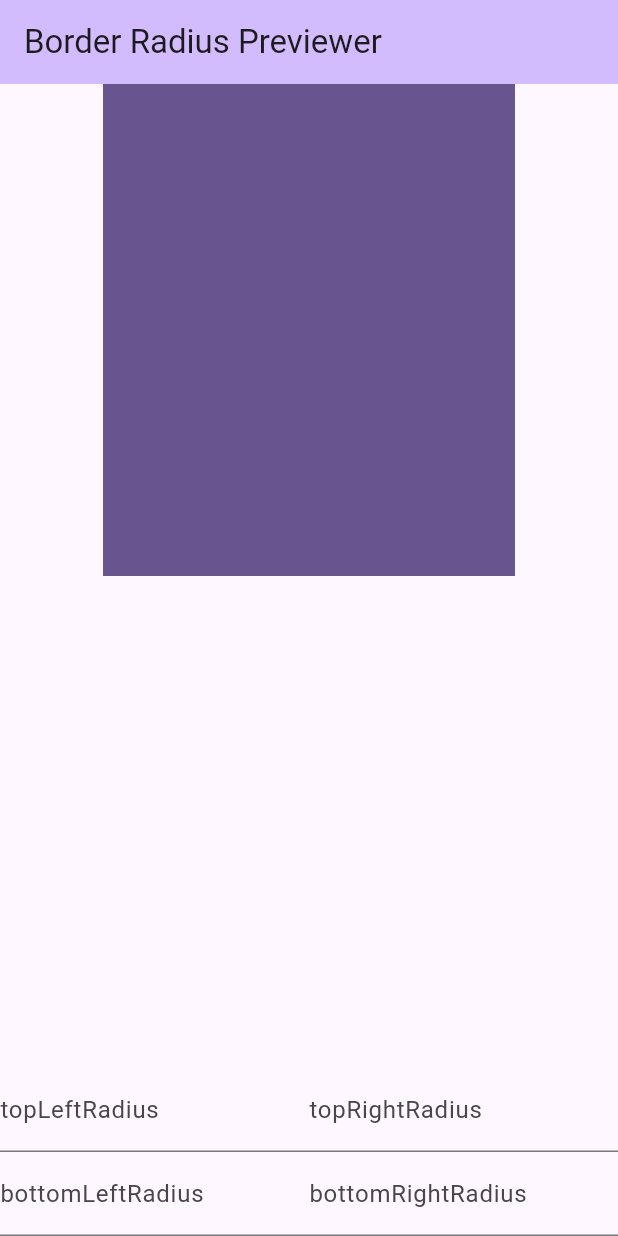
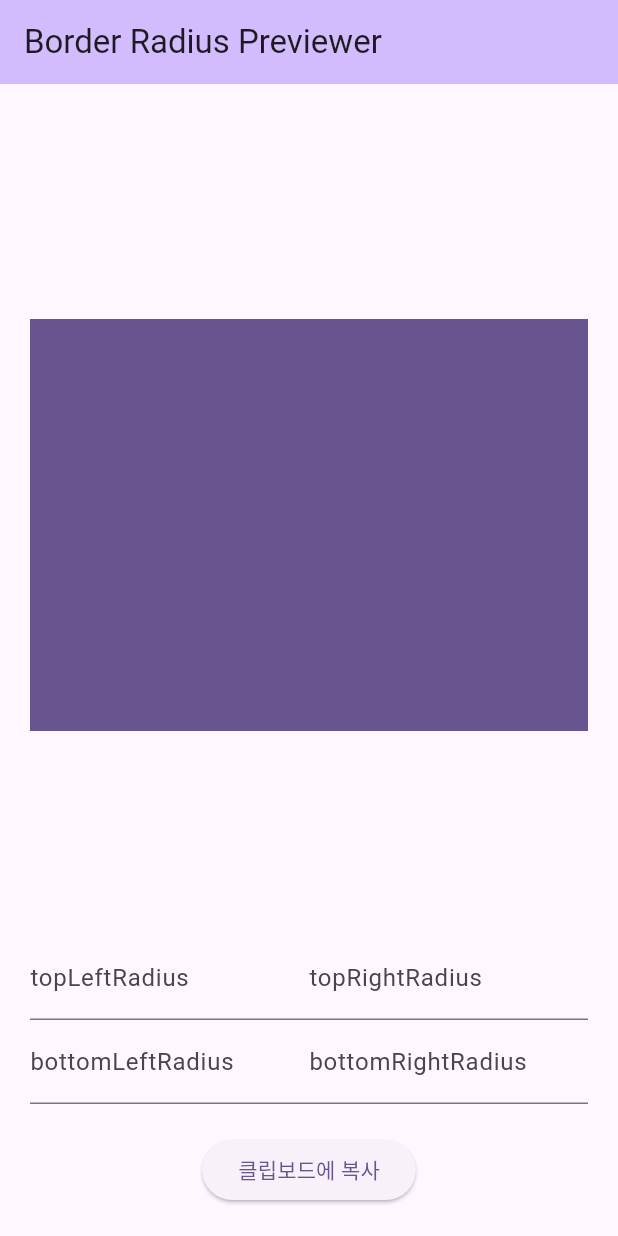
Before and after one commit to Namikng/border_radius_previewer, a Flutter app: the screen it shows after launch, on a phone screen of 412 x 824 dp. Run offline on Flutter 3.47's test engine with Material 3 defaults, Android fonts, the light colour scheme and no system bars.

Commit message:
TODO 3 완료
- 사용자가 borderRadius 값을 클립보드에 복사할 수 있는 버튼, 기능 추가

```diff
--- a/lib/main.dart
+++ b/lib/main.dart
@@ -1,10 +1,9 @@
 import 'package:flutter/material.dart';
+import 'package:flutter/services.dart';
 
 void main() {
   runApp(const MyApp());
 }
-
-// TODO: User can copy the resulting CSS to the clipboard
 
 class MyApp extends StatelessWidget {
   const MyApp({super.key});
@@ -48,11 +47,15 @@
         title: Text(widget.title),
       ),
       body: SafeArea(
+        child: Padding(
+          padding: const EdgeInsets.all(20.0),
           child: Column(
             children: [
               Expanded(
-              child: Container(
-                width: mediaHeight,
+                child: Column(
+                  mainAxisAlignment: MainAxisAlignment.center,
+                  children: [
+                    Container(
                       height: mediaHeight,
                       decoration: BoxDecoration(
                         borderRadius: BorderRadius.only(
@@ -64,26 +67,33 @@
                         color: colorScheme.primary,
                       ),
                     ),
+                  ],
                 ),
-            Spacer(),
+              ),
               Row(
                 children: [
                   Expanded(
                     child: TextField(
-                    decoration: InputDecoration(labelText: 'topLeftRadius'),
+                      decoration:
+                          const InputDecoration(labelText: 'topLeftRadius'),
                       onChanged: (String? value) {
                         setState(() {
-                        if (value != null) topLeftRadius = double.parse(value);
+                          if (value != null) {
+                            topLeftRadius = double.parse(value);
+                          }
                         });
                       },
                     ),
                   ),
                   Expanded(
                     child: TextField(
-                    decoration: InputDecoration(labelText: 'topRightRadius'),
+                      decoration:
+                          const InputDecoration(labelText: 'topRightRadius'),
                       onChanged: (String? value) {
                         setState(() {
-                        if (value != null) topRightRadius = double.parse(value);
+                          if (value != null) {
+                            topRightRadius = double.parse(value);
+                          }
                         });
                       },
                     ),
@@ -94,29 +104,49 @@
                 children: [
                   Expanded(
                     child: TextField(
-                    decoration: InputDecoration(labelText: 'bottomLeftRadius'),
+                      decoration:
+                          const InputDecoration(labelText: 'bottomLeftRadius'),
                       onChanged: (String? value) {
                         setState(() {
-                        if (value != null)
+                          if (value != null) {
                             bottomLeftRadius = double.parse(value);
+                          }
                         });
                       },
                     ),
                   ),
                   Expanded(
                     child: TextField(
-                    decoration: InputDecoration(labelText: 'bottomRightRadius'),
+                      decoration:
+                          const InputDecoration(labelText: 'bottomRightRadius'),
                       onChanged: (String? value) {
                         setState(() {
-                        if (value != null)
+                          if (value != null) {
                             bottomRightRadius = double.parse(value);
+                          }
                         });
                       },
                     ),
                   ),
                 ],
               ),
+              const SizedBox(
+                height: 20.0,
+              ),
+              ElevatedButton(
+                onPressed: () {
+                  Clipboard.setData(ClipboardData(
+                      text: '{\n'
+                          'topLeftRadius: $topLeftRadius;\n'
+                          'topRightRadius: $topRightRadius;\n'
+                          'bottomLeftRadius: $bottomLeftRadius;\n'
+                          'bottomRightRadius: $bottomRightRadius;\n'
+                          '}'));
+                },
+                child: const Text('클립보드에 복사'),
+              ),
             ],
+          ),
         ),
       ), // This trailing comma makes auto-formatting nicer for build methods.
     );
```
Lines whose indentation alone changed are shown as unchanged.
